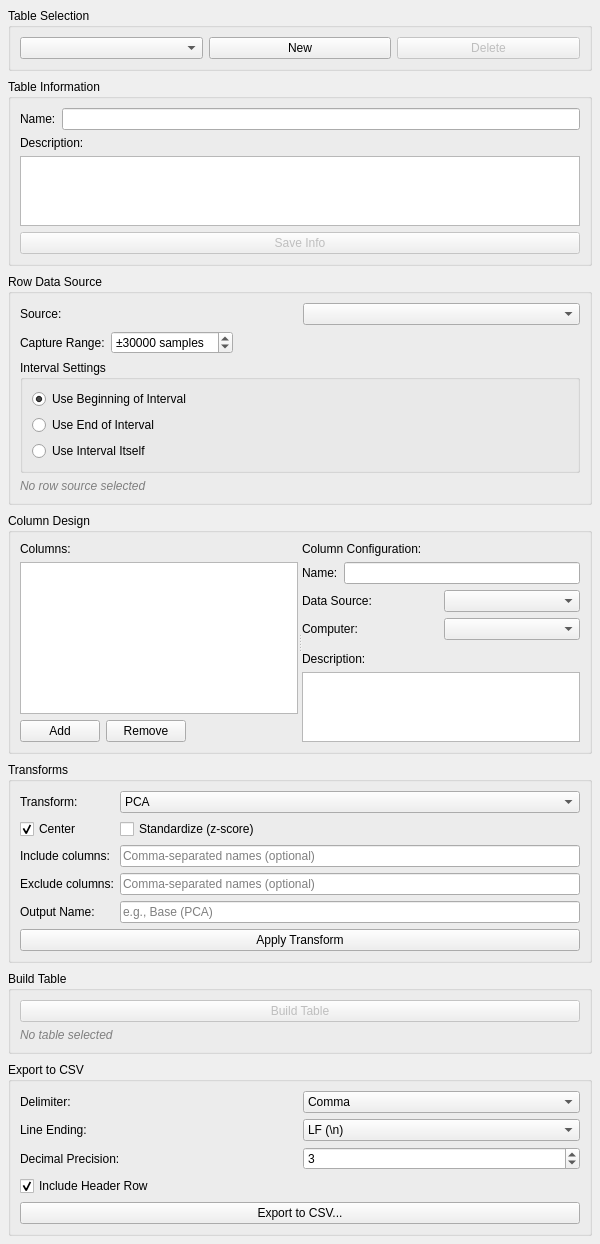
Before: the Qt Designer form src/WhiskerToolbox/TableDesignerWidget/TableDesignerWidget.ui in paulmthompson/WhiskerToolbox, drawn with Qt 5.
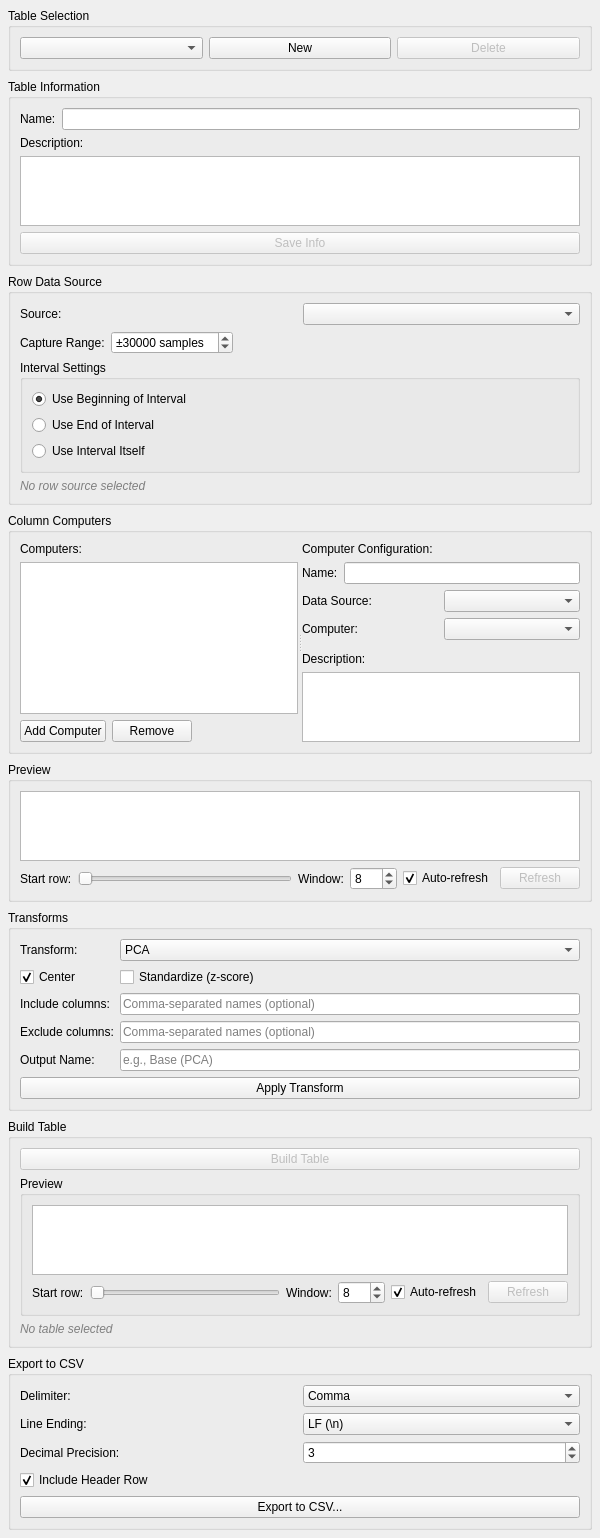
After: the same form once the commit is applied.

Commit message: add table preview

```diff
--- a/src/WhiskerToolbox/TableDesignerWidget/TableDesignerWidget.ui
+++ b/src/WhiskerToolbox/TableDesignerWidget/TableDesignerWidget.ui
@@ -241,7 +241,7 @@
    <item>
     <widget class="QGroupBox" name="column_design_group">
      <property name="title">
-      <string>Column Design</string>
+       <string>Column Computers</string>
      </property>
      <layout class="QVBoxLayout" name="column_design_layout">
       <item>
@@ -254,7 +254,7 @@
           <item>
            <widget class="QLabel" name="columns_label">
             <property name="text">
-             <string>Columns:</string>
+              <string>Computers:</string>
             </property>
            </widget>
           </item>
@@ -270,7 +270,7 @@
             <item>
              <widget class="QPushButton" name="add_column_btn">
               <property name="text">
-               <string>Add</string>
+                <string>Add Computer</string>
               </property>
              </widget>
             </item>
@@ -303,7 +303,7 @@
           <item>
            <widget class="QLabel" name="column_config_label">
             <property name="text">
-             <string>Column Configuration:</string>
+              <string>Computer Configuration:</string>
             </property>
            </widget>
           </item>
@@ -390,6 +390,65 @@
      </layout>
     </widget>
    </item>
+    <item>
+     <widget class="QGroupBox" name="preview_group">
+      <property name="title">
+       <string>Preview</string>
+      </property>
+      <layout class="QVBoxLayout" name="preview_layout">
+       <item>
+        <widget class="QTableView" name="preview_table">
+         <property name="alternatingRowColors"><bool>true</bool></property>
+         <property name="selectionBehavior"><enum>QAbstractItemView::SelectRows</enum></property>
+         <property name="selectionMode"><enum>QAbstractItemView::SingleSelection</enum></property>
+         <property name="editTriggers"><set>QAbstractItemView::NoEditTriggers</set></property>
+         <property name="sortingEnabled"><bool>false</bool></property>
+        </widget>
+       </item>
+       <item>
+        <layout class="QHBoxLayout" name="preview_controls_layout">
+         <item>
+          <widget class="QLabel" name="preview_start_label">
+           <property name="text"><string>Start row:</string></property>
+          </widget>
+         </item>
+         <item>
+          <widget class="QSlider" name="preview_slider">
+           <property name="orientation"><enum>Qt::Horizontal</enum></property>
+           <property name="tickPosition"><enum>QSlider::NoTicks</enum></property>
+           <property name="minimum"><number>0</number></property>
+           <property name="maximum"><number>0</number></property>
+          </widget>
+         </item>
+         <item>
+          <widget class="QLabel" name="preview_window_label">
+           <property name="text"><string>Window:</string></property>
+          </widget>
+         </item>
+         <item>
+          <widget class="QSpinBox" name="preview_window_size_spinbox">
+           <property name="minimum"><number>1</number></property>
+           <property name="maximum"><number>500</number></property>
+           <property name="value"><number>8</number></property>
+          </widget>
+         </item>
+         <item>
+          <widget class="QCheckBox" name="preview_auto_refresh_checkbox">
+           <property name="text"><string>Auto-refresh</string></property>
+           <property name="checked"><bool>true</bool></property>
+          </widget>
+         </item>
+         <item>
+          <widget class="QPushButton" name="preview_refresh_btn">
+           <property name="text"><string>Refresh</string></property>
+           <property name="enabled"><bool>false</bool></property>
+          </widget>
+         </item>
+        </layout>
+       </item>
+      </layout>
+     </widget>
+    </item>
    <item>
      <widget class="QGroupBox" name="transform_group">
       <property name="title">
@@ -497,6 +556,65 @@
         </property>
        </widget>
       </item>
+    <item>
+     <widget class="QGroupBox" name="preview_group">
+      <property name="title">
+       <string>Preview</string>
+      </property>
+      <layout class="QVBoxLayout" name="preview_layout">
+       <item>
+        <widget class="QTableView" name="preview_table">
+         <property name="alternatingRowColors"><bool>true</bool></property>
+         <property name="selectionBehavior"><enum>QAbstractItemView::SelectRows</enum></property>
+         <property name="selectionMode"><enum>QAbstractItemView::SingleSelection</enum></property>
+         <property name="editTriggers"><set>QAbstractItemView::NoEditTriggers</set></property>
+         <property name="sortingEnabled"><bool>false</bool></property>
+        </widget>
+       </item>
+       <item>
+        <layout class="QHBoxLayout" name="preview_controls_layout">
+         <item>
+          <widget class="QLabel" name="preview_start_label">
+           <property name="text"><string>Start row:</string></property>
+          </widget>
+         </item>
+         <item>
+          <widget class="QSlider" name="preview_slider">
+           <property name="orientation"><enum>Qt::Horizontal</enum></property>
+           <property name="tickPosition"><enum>QSlider::NoTicks</enum></property>
+           <property name="minimum"><number>0</number></property>
+           <property name="maximum"><number>0</number></property>
+          </widget>
+         </item>
+         <item>
+          <widget class="QLabel" name="preview_window_label">
+           <property name="text"><string>Window:</string></property>
+          </widget>
+         </item>
+         <item>
+          <widget class="QSpinBox" name="preview_window_size_spinbox">
+           <property name="minimum"><number>1</number></property>
+           <property name="maximum"><number>500</number></property>
+           <property name="value"><number>8</number></property>
+          </widget>
+         </item>
+         <item>
+          <widget class="QCheckBox" name="preview_auto_refresh_checkbox">
+           <property name="text"><string>Auto-refresh</string></property>
+           <property name="checked"><bool>true</bool></property>
+          </widget>
+         </item>
+         <item>
+          <widget class="QPushButton" name="preview_refresh_btn">
+           <property name="text"><string>Refresh</string></property>
+           <property name="enabled"><bool>false</bool></property>
+          </widget>
+         </item>
+        </layout>
+       </item>
+      </layout>
+     </widget>
+    </item>
       <item>
        <widget class="QLabel" name="build_status_label">
         <property name="text">
```
Lines whose indentation alone changed are shown as unchanged. The commit also changes 5 other files.
